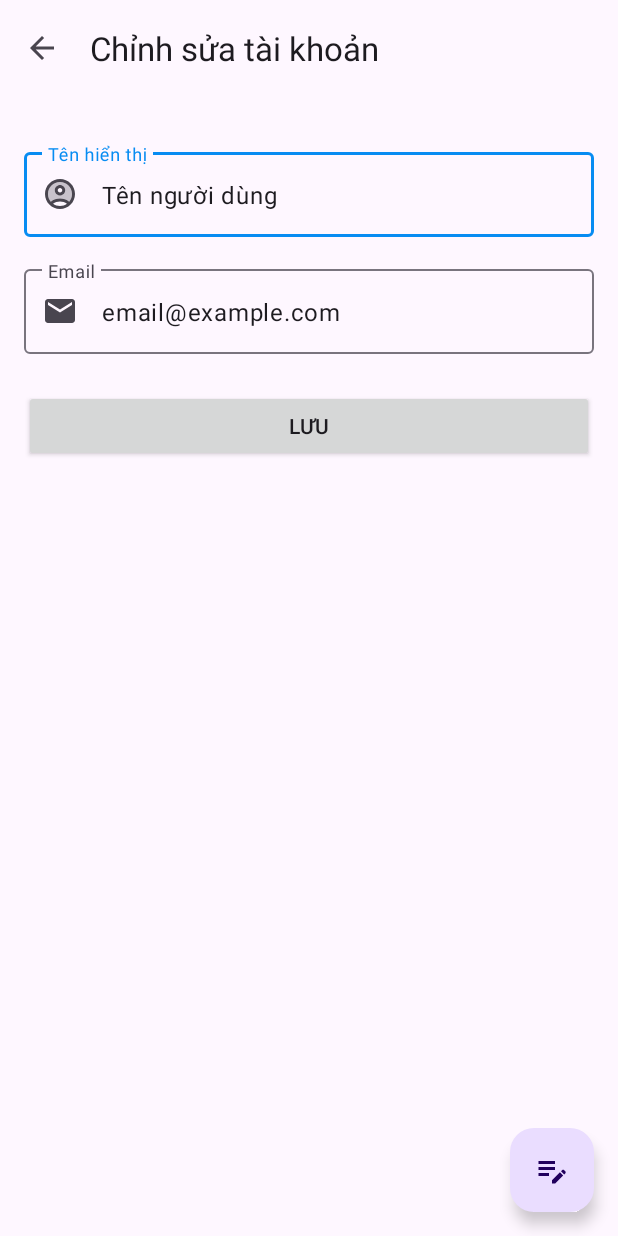
After one commit to long11042004/diem_danh_sinh_vien, an Android app: the EditAccountActivity screen opened directly, with no data from a screen before it, on a phone screen of 412 x 824 dp. The commit adds this screen. Run offline under Robolectric (Android 15) with nearby library versions, the phone set to English and light mode, and no system bars; our stand-ins replace CircleImageView.

Commit message:
Thêm biểu đồ, sửa tài khoản

```diff
--- a/app/build.gradle.kts
+++ b/app/build.gradle.kts
@@ -47,6 +47,7 @@ dependencies {
     implementation(libs.androidx.constraintlayout)
     implementation(libs.androidx.lifecycle.viewmodel.ktx)
     implementation(libs.androidx.lifecycle.runtime.ktx.v270)
+    implementation(libs.mpandroidchart)
     implementation(libs.msal)
 
     implementation(libs.androidx.room.runtime)
--- a/app/src/main/AndroidManifest.xml
+++ b/app/src/main/AndroidManifest.xml
@@ -1,6 +1,8 @@
 <?xml version="1.0" encoding="utf-8"?>
 <manifest xmlns:android="http://schemas.android.com/apk/res/android"
     xmlns:tools="http://schemas.android.com/tools">
+
+    <uses-permission android:name="android.permission.INTERNET" />
 
     <application
         android:allowBackup="true"
@@ -43,6 +45,10 @@
             android:exported="false" />
 
         <activity
+            android:name="com.example.diemdanhsinhvien.activity.EditAccountActivity"
+            android:exported="false"/>
+
+        <activity
             android:name="com.microsoft.identity.client.BrowserTabActivity"
             android:exported="true">
             <intent-filter>
--- /dev/null
+++ b/app/src/main/java/com/example/diemdanhsinhvien/activity/EditAccountActivity.kt
@@ -0,0 +1,70 @@
+package com.example.diemdanhsinhvien.activity
+
+import android.os.Bundle
+import android.widget.Button
+import android.widget.Toast
+import androidx.appcompat.app.AppCompatActivity
+import com.google.android.material.textfield.TextInputLayout
+import com.google.android.material.textfield.TextInputEditText
+import com.example.diemdanhsinhvien.R
+
+class EditAccountActivity : AppCompatActivity() {
+
+    private lateinit var editTextDisplayName: TextInputEditText
+    private lateinit var editTextEmail: TextInputEditText
+    private lateinit var textInputDisplayName: TextInputLayout
+    private lateinit var textInputEmail: TextInputLayout
+    private lateinit var buttonSave: Button
+    private lateinit var buttonBack: Button
+
+    override fun onCreate(savedInstanceState: Bundle?) {
+        setContentView(R.layout.activity_edit_account)
+
+        editTextDisplayName = findViewById(R.id.editTextDisplayName)
+        editTextEmail = findViewById(R.id.editTextEmail)
+        buttonSave = findViewById(R.id.buttonSave)
+
+        // Giả sử bạn có một hàm để lấy thông tin người dùng hiện tại
+        loadCurrentUser()
+
+        buttonBack = findViewById(R.id.buttonBack)
+
+        buttonSave.setOnClickListener {
+            saveChanges()
+        }
+        super.onCreate(savedInstanceState)
+    }
+
+
+    private fun loadCurrentUser() {
+        // TODO: Lấy thông tin người dùng hiện tại từ nguồn dữ liệu (ví dụ: database, API)
+        // Ví dụ:
+        val displayName = "Tên người dùng"
+        val email = "email@example.com"
+
+        editTextDisplayName.setText(displayName)
+        editTextEmail.setText(email)
+    }
+
+    private fun saveChanges() {
+        // TODO: Lấy dữ liệu từ các EditText, kiểm tra tính hợp lệ, và cập nhật thông tin tài khoản
+        val displayName = editTextDisplayName.text.toString().trim()
+        val email = editTextEmail.text.toString().trim()
+
+        // TODO: Kiểm tra tính hợp lệ của dữ liệu
+        if (displayName.isEmpty()) {
+            editTextDisplayName.error = "Vui lòng nhập tên hiển thị"
+        } else if (email.isEmpty()) {
+            Toast.makeText(this, "Vui lòng nhập đầy đủ thông tin.", Toast.LENGTH_SHORT).show()
+            return
+        }
+
+        // TODO: Cập nhật thông tin tài khoản (ví dụ: database, API)
+        // Sau khi cập nhật thành công, hiển thị thông báo
+        Toast.makeText(this, "Đã lưu thay đổi.", Toast.LENGTH_SHORT).show()
+        finish()
+    }
+    fun back(view: View){
+        finish()
+    }
+}
--- a/app/src/main/java/com/example/diemdanhsinhvien/activity/RegisterActivity.kt
+++ b/app/src/main/java/com/example/diemdanhsinhvien/activity/RegisterActivity.kt
@@ -38,7 +38,7 @@ class RegisterActivity : AppCompatActivity() {
 
         val loginNowTextView = findViewById<TextView>(R.id.textViewLoginNow)
         loginNowTextView.setOnClickListener {
-            finish() // Đóng màn hình đăng ký để quay lại màn hình đăng nhập
+            finish()
         }
     }
 
@@ -77,7 +77,6 @@ class RegisterActivity : AppCompatActivity() {
 
         var isFormValid = true
 
-        // Reset errors
         fullNameLayout.error = null
         schoolLayout.error = null
         phoneLayout.error = null
@@ -86,7 +85,6 @@ class RegisterActivity : AppCompatActivity() {
         passwordLayout.error = null
         confirmPasswordLayout.error = null
 
-        // Validate all fields
         if (fullName.isEmpty()) {
             fullNameLayout.error = getString(R.string.error_enter_full_name)
             isFormValid = false
@@ -123,7 +121,6 @@ class RegisterActivity : AppCompatActivity() {
 
         if (isFormValid) {
             Toast.makeText(this, "Đăng ký thành công!", Toast.LENGTH_SHORT).show()
-            // TODO: Implement actual registration logic (e.g., API call)
             finish()
         }
     }
--- /dev/null
+++ b/app/src/main/res/drawable/ic_edit.xml
@@ -0,0 +1,5 @@
+<vector xmlns:android="http://schemas.android.com/apk/res/android" android:height="24dp" android:tint="#000000" android:viewportHeight="24" android:viewportWidth="24" android:width="24dp">
+
+    <path android:fillColor="@android:color/white" android:pathData="M3,10h11v2H3V10zM3,8h11V6H3V8zM3,16h7v-2H3V16zM18.01,12.87l0.71,-0.71c0.39,-0.39 1.02,-0.39 1.41,0l0.71,0.71c0.39,0.39 0.39,1.02 0,1.41l-0.71,0.71L18.01,12.87zM17.3,13.58l-5.3,5.3V21h2.12l5.3,-5.3L17.3,13.58z"/>
+
+</vector>
--- /dev/null
+++ b/app/src/main/res/layout/activity_edit_account.xml
@@ -0,0 +1,81 @@
+<?xml version="1.0" encoding="utf-8"?>
+<androidx.coordinatorlayout.widget.CoordinatorLayout xmlns:android="http://schemas.android.com/apk/res/android"
+    xmlns:app="http://schemas.android.com/apk/res-auto"
+    xmlns:tools="http://schemas.android.com/tools"
+    android:layout_width="match_parent"
+    android:layout_height="match_parent"
+    tools:context=".activity.EditAccountActivity">
+
+    <com.google.android.material.appbar.AppBarLayout
+        android:layout_width="match_parent"
+        android:layout_height="wrap_content">
+
+        <com.google.android.material.appbar.MaterialToolbar
+            android:id="@+id/toolbarEditAccount"
+            android:layout_width="match_parent"
+            android:layout_height="?attr/actionBarSize"
+            app:navigationIcon="?attr/homeAsUpIndicator"
+            app:title="@string/edit_account_title" />
+
+    </com.google.android.material.appbar.AppBarLayout>
+
+    <LinearLayout
+        android:layout_width="match_parent"
+        android:layout_height="match_parent"
+        android:orientation="vertical"
+        android:padding="16dp"
+        app:layout_behavior="@string/appbar_scrolling_view_behavior">
+
+    <com.google.android.material.textfield.TextInputLayout
+        android:id="@+id/textInputDisplayName"
+        style="@style/Widget.Material3.TextInputLayout.OutlinedBox"
+        android:layout_width="match_parent"
+        android:layout_height="wrap_content"
+        android:layout_marginTop="16dp"
+        android:hint="@string/display_name_hint"
+        app:startIconDrawable="@drawable/ic_account">
+
+        <com.google.android.material.textfield.TextInputEditText
+            android:id="@+id/editTextDisplayName"
+            android:layout_width="match_parent"
+            android:layout_height="wrap_content"
+            android:inputType="textPersonName"
+            android:maxLines="1" />
+    </com.google.android.material.textfield.TextInputLayout>
+
+    <com.google.android.material.textfield.TextInputLayout
+        android:id="@+id/textInputEmail"
+        style="@style/Widget.Material3.TextInputLayout.OutlinedBox"
+        android:layout_width="match_parent"
+        android:layout_height="wrap_content"
+        android:layout_marginTop="16dp"
+        android:hint="@string/email"
+        app:startIconDrawable="@drawable/ic_email">
+
+        <com.google.android.material.textfield.TextInputEditText
+            android:id="@+id/editTextEmail"
+            android:layout_width="match_parent"
+            android:layout_height="wrap_content"
+            android:inputType="textEmailAddress"
+            android:maxLines="1" />
+    </com.google.android.material.textfield.TextInputLayout>
+
+    <Button
+        android:id="@+id/buttonSave"
+        android:layout_width="match_parent"
+        android:layout_height="wrap_content"
+        android:layout_marginTop="24dp"
+        android:text="@string/save_button" />
+
+</LinearLayout>
+
+    <com.google.android.material.floatingactionbutton.FloatingActionButton
+        android:id="@+id/fab_edit_avatar"
+        android:layout_width="wrap_content"
+        android:layout_height="wrap_content"
+        android:layout_gravity="bottom|end"
+        android:layout_margin="16dp"
+        android:contentDescription="@string/edit_avatar"
+        app:srcCompat="@drawable/ic_edit" />
+
+</androidx.coordinatorlayout.widget.CoordinatorLayout>
--- a/app/src/main/res/values/strings.xml
+++ b/app/src/main/res/values/strings.xml
@@ -111,6 +111,8 @@
 
     <!-- Màn hình báo cáo -->
     <string name="export_button">Xuất file</string>
+    <string name="reports_title">Báo cáo thống kê</string>
+    <string name="class_reports_title">Báo cáo theo lớp</string>
     <string name="no_reports_message">Chưa có báo cáo nào để hiển thị.</string>
 
     <!-- Màn hình tài khoản -->
@@ -118,4 +120,9 @@
     <string name="not_logged_in">Chưa đăng nhập</string>
     <string name="account_id_label">Mã tài khoản: %1$s</string>
     <string name="change_password">Đổi mật khẩu</string>
+    <string name="edit_account">Sửa thông tin</string>
+    <string name="edit_account_title">Chỉnh sửa tài khoản</string>
+    <string name="display_name_hint">Tên hiển thị</string>
+    <string name="save_button">Lưu</string>
+    <string name="edit_avatar">Chỉnh sửa ảnh đại diện</string>
 </resources>
--- a/gradle/libs.versions.toml
+++ b/gradle/libs.versions.toml
@@ -12,6 +12,7 @@ lifecycleViewmodelKtx = "2.9.4"
 material = "1.13.0"
 activity = "1.10.1"
 constraintlayout = "2.2.1"
+mpandroidchart = "3.1.0"
 msal = "5.1.0"
 roomRuntime = "2.6.1"
 
@@ -30,6 +31,7 @@ androidx-appcompat = { group = "androidx.appcompat", name = "appcompat", version
 material = { group = "com.google.android.material", name = "material", version.ref = "material" }
 androidx-activity = { group = "androidx.activity", name = "activity", version.ref = "activity" }
 androidx-constraintlayout = { group = "androidx.constraintlayout", name = "constraintlayout", version.ref = "constraintlayout" }
+mpandroidchart = { module = "com.github.PhilJay:MPAndroidChart", version.ref = "mpandroidchart" }
 msal = { group = "com.microsoft.identity.client", name = "msal", version.ref = "msal" }
 
 [plugins]
--- a/settings.gradle.kts
+++ b/settings.gradle.kts
@@ -18,6 +18,7 @@ dependencyResolutionManagement {
         google()
         mavenCentral()
         maven { url = uri("https://pkgs.dev.azure.com/MicrosoftDeviceSDK/DuoSDK-Public/_packaging/Duo-SDK-Feed/maven/v1") }
+        maven { url = uri("https://jitpack.io")}
     }
 }
 
```
Also changed, not shown: app/src/main/java/com/example/diemdanhsinhvien/fragment/AccountFragment.kt (+8 -0 lines), app/src/main/java/com/example/diemdanhsinhvien/fragment/ReportsFragment.kt (+43 -0 lines), app/src/main/res/drawable/rounded_card_background.xml (added, +9 -0 lines), app/src/main/res/layout/fragment_account.xml (+10 -0 lines), app/src/main/res/layout/fragment_reports.xml (+50 -8 lines).
